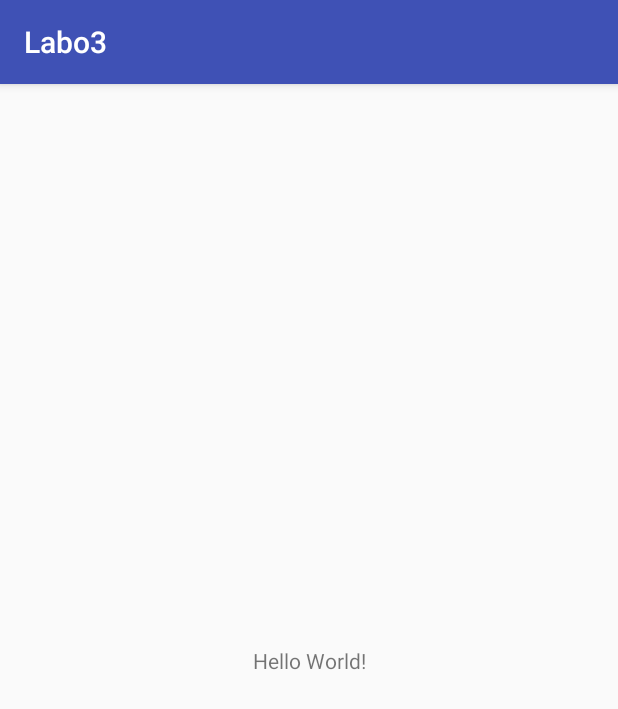
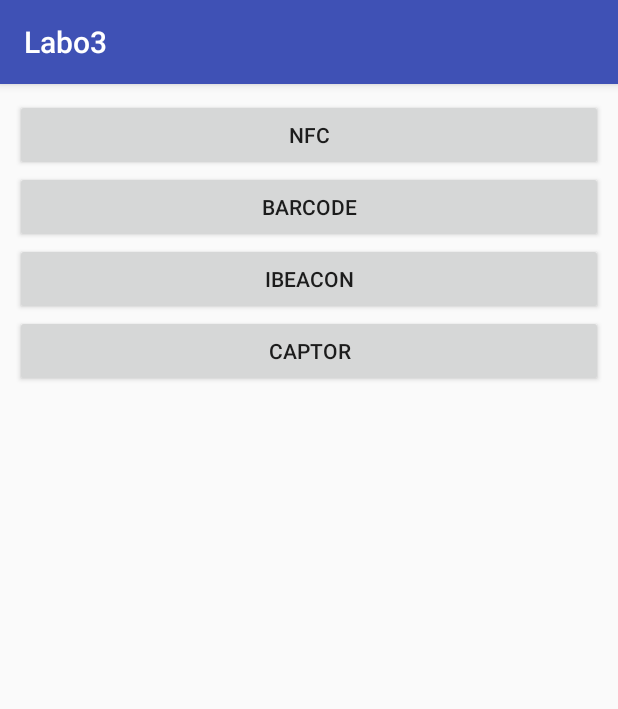
Before and after one commit to Oceanos1/SYM_Labo3, an Android app: the screen it shows after launch (MainActivity), on a phone screen of 412 x 824 dp. Shown: the top 709 px of the screen. Run offline under Robolectric (Android 15) with nearby library versions, the phone set to English and light mode, and no system bars.

Commit message:
Basic main design

```diff
--- a/app/src/main/res/layout/activity_main.xml
+++ b/app/src/main/res/layout/activity_main.xml
@@ -1,19 +1,42 @@
 <?xml version="1.0" encoding="utf-8"?>
-<android.support.constraint.ConstraintLayout
-    xmlns:android="http://schemas.android.com/apk/res/android"
+<LinearLayout xmlns:android="http://schemas.android.com/apk/res/android"
+    xmlns:app="http://schemas.android.com/apk/res-auto"
     xmlns:tools="http://schemas.android.com/tools"
-    xmlns:app="http://schemas.android.com/apk/res-auto"
     android:layout_width="match_parent"
     android:layout_height="match_parent"
+    android:orientation="vertical"
+    android:padding="10dp"
     tools:context="com.remikaddie.labo3.MainActivity">
 
-    <TextView
-        android:layout_width="wrap_content"
+    <Button
+        android:id="@+id/nfcButton"
+        android:layout_width="match_parent"
         android:layout_height="wrap_content"
-        android:text="Hello World!"
-        app:layout_constraintBottom_toBottomOf="parent"
-        app:layout_constraintLeft_toLeftOf="parent"
-        app:layout_constraintRight_toRightOf="parent"
-        app:layout_constraintTop_toTopOf="parent" />
+        android:text="NFC"
+        tools:layout_editor_absoluteX="16dp"
+        tools:layout_editor_absoluteY="16dp" />
 
-</android.support.constraint.ConstraintLayout>
+    <Button
+        android:id="@+id/barCodeButton"
+        android:layout_width="match_parent"
+        android:layout_height="wrap_content"
+        android:text="Barcode"
+        tools:layout_editor_absoluteX="16dp"
+        tools:layout_editor_absoluteY="16dp" />
+
+    <Button
+        android:id="@+id/iBeaconButton"
+        android:layout_width="match_parent"
+        android:layout_height="wrap_content"
+        android:text="iBeacon"
+        tools:layout_editor_absoluteX="16dp"
+        tools:layout_editor_absoluteY="16dp" />
+
+    <Button
+        android:id="@+id/captorButton"
+        android:layout_width="match_parent"
+        android:layout_height="wrap_content"
+        android:text="Captor"
+        tools:layout_editor_absoluteX="16dp"
+        tools:layout_editor_absoluteY="16dp" />
+</LinearLayout>
```
